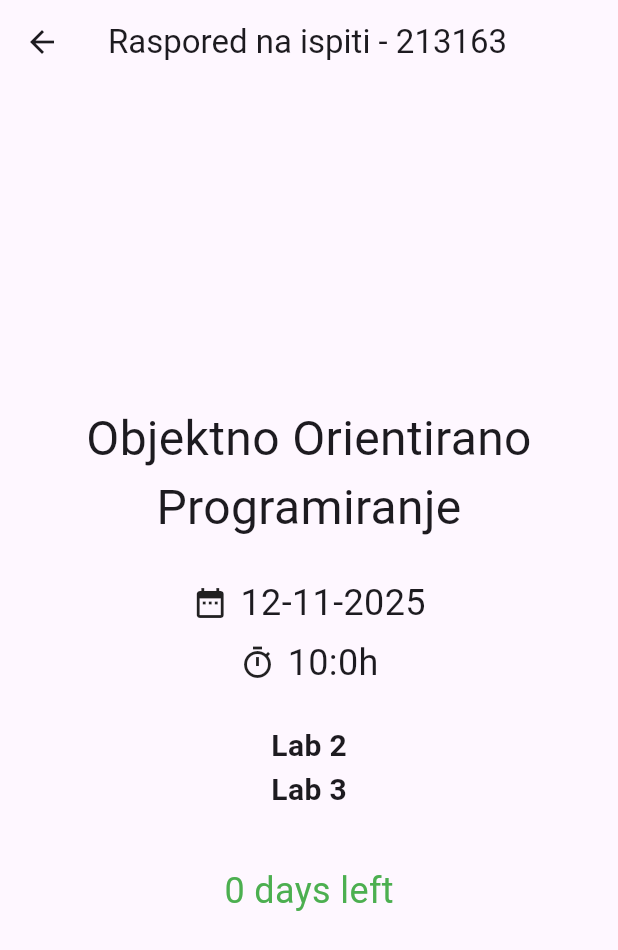
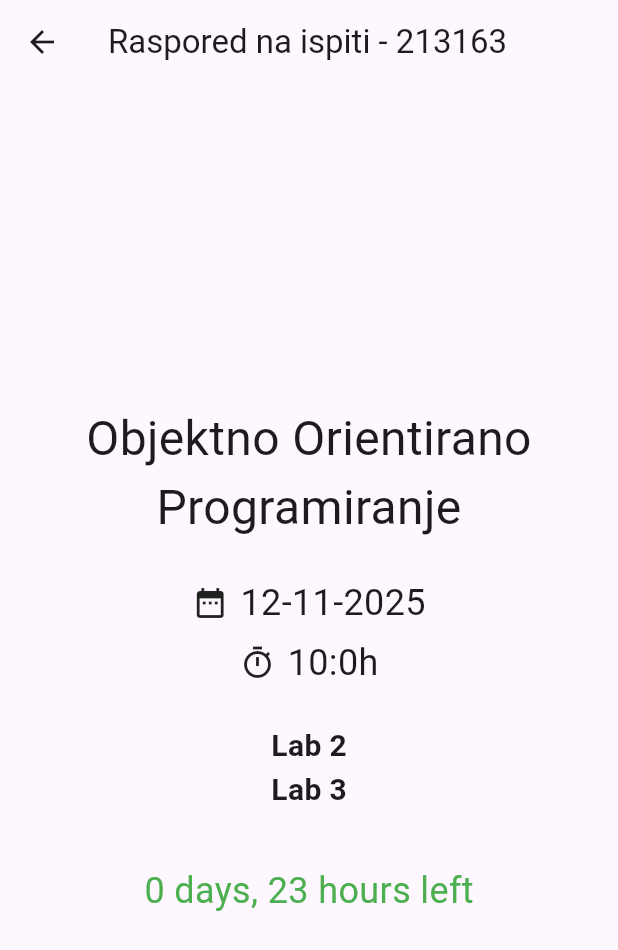
Before and after one commit to AleksandarTheGreat/lab1_mis, a Flutter app: the screen it shows after launch, after a tap on "Objektno Orientirano Programiranje", on a phone screen of 412 x 824 dp. Shown: the top 950 px of the screen. Run offline on Flutter 3.47's test engine with Material 3 defaults, Android fonts, the phone set to English and light mode, and no system bars.

Commit message:
Added the badge at the bottom

```diff
--- a/lib/main.dart
+++ b/lib/main.dart
@@ -39,7 +39,7 @@ class _MyAppState extends State<MyApp> {
       rooms: ["Lab 200 AB", "Lab 200 V"],
     ),
     Exam(
-      name: "Opreativni Sistemi",
+      name: "Operativni Sistemi",
       dateTime: DateTime(2025, 11, 5, 14, 30),
       rooms: ["Lab 118", "Lab 200 V", "Lab 200 AB"],
     ),
@@ -104,8 +104,8 @@ class _MyAppState extends State<MyApp> {
         child: SingleChildScrollView(
           child: Column(
             mainAxisAlignment: MainAxisAlignment.center,
-            crossAxisAlignment: CrossAxisAlignment.stretch,
-            children: (exams..sort((a, b) => a.dateTime.compareTo(b.dateTime)))
+            children: [
+              ...(exams..sort((a, b) => a.dateTime.compareTo(b.dateTime)))
                   .map(
                     (exam) => CardExam(
                       exam: exam,
@@ -120,6 +120,29 @@ class _MyAppState extends State<MyApp> {
                     ),
                   )
                   .toList(),
+              SizedBox(height: 12,),
+              Stack(
+                children: [
+                  Icon(Icons.sticky_note_2_outlined, size: 32),
+                  Positioned(
+                    right: 0,
+                    top: 0,
+                    child: Container(
+                      padding: EdgeInsets.all(4),
+                      decoration: BoxDecoration(
+                        color: Colors.red,
+                        shape: BoxShape.circle,
+                      ),
+                      child: Text(
+                        '${exams.length}',
+                        style: TextStyle(fontSize: 10, color: Colors.white),
+                      ),
+                    ),
+                  ),
+                ],
+              ),
+              SizedBox(height: 12,),
+            ],
           ),
         ),
       ),
--- a/lib/screen/ScreenDetails.dart
+++ b/lib/screen/ScreenDetails.dart
@@ -57,7 +57,7 @@ class _ScreenDetailsState extends State<ScreenDetails> {
               if (duration.isNegative)
                 Text("Exam has already passed", style: TextStyle(fontSize: 24, color: Colors.red),)
               else
-                Text("${duration.inDays} days left", style: TextStyle(fontSize: 24, color: Colors.green),),
+                Text("${duration.inDays} days, ${duration.inHours % 24} hours left", style: TextStyle(fontSize: 24, color: Colors.green),),
             ],
           ),
         ),
```
Lines whose indentation alone changed are shown as unchanged.
